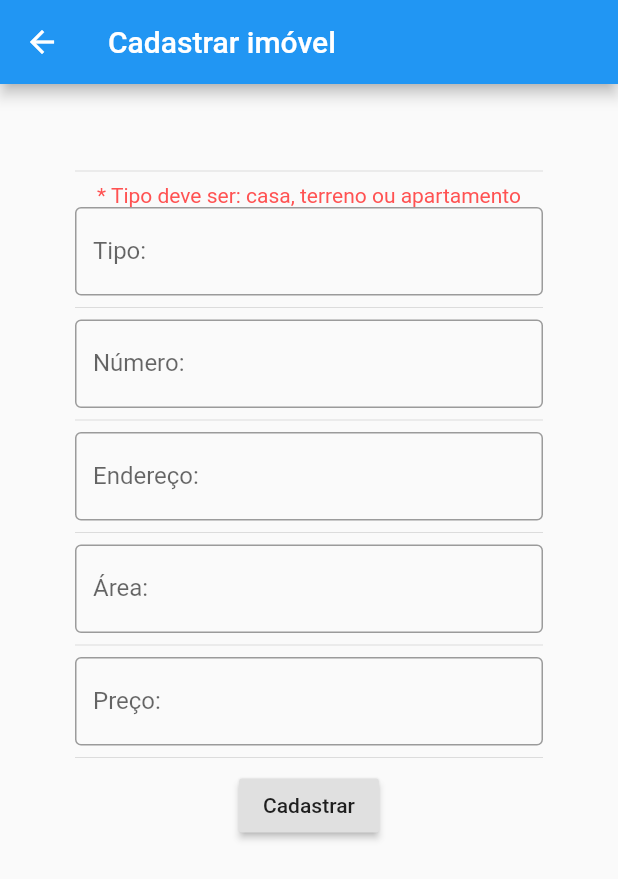
After one commit to ltrindadebr/p2-gerenciador-de-imoveis, a Flutter app: the Home screen opened directly, after a tap on "Cadastrar imóvel", on a phone screen of 412 x 824 dp. The commit adds this screen. Shown: the top 879 px of the screen. Run offline on Flutter 3.47's test engine with Material 2 defaults, Android fonts, the phone set to English and light mode, and no system bars; our stand-ins replace sqflite; accounts and stored records are empty.

Commit message:
Criada página para cadastrar imóvel e realizado ligação do formulário

```diff
--- a/lib/home.dart
+++ b/lib/home.dart
@@ -1,154 +1,61 @@
-// import 'dart:js';
-
 import 'package:flutter/material.dart';
-import 'package:prova_2/model/imovel.dart';
-
-import 'dao/imovelDao.dart';
+import 'pages/cadastro.dart';
 
 class Home extends StatefulWidget {
   @override
-  _HomeState createState() => _HomeState();
+  HomeState createState() => HomeState();
 }
 
-class _HomeState extends State<Home> {
-  TextEditingController tipoController = TextEditingController();
-  TextEditingController numeroController = TextEditingController();
-  TextEditingController nomeRuaController = TextEditingController();
-  TextEditingController areaTotalController = TextEditingController();
-  TextEditingController precoController = TextEditingController();
+class HomeState extends State<Home> {
+  void fazerLogin() {
 
-  ImovelDao _db = ImovelDao();
-
+  }
   void cadastrarImovel() {
-    setState(() async {
-      Imovel imovel = Imovel(
-        tipoController.text,
-        int.parse(numeroController.text),
-        nomeRuaController.text,
-        int.parse(areaTotalController.text),
-        double.parse(precoController.text)
-      );
-
-      int results = await _db.inserirImovel(imovel);
-      if (results != null) {
-        print('Imóvel cadastrado com sucesso.');
-      } else {
-        print('Falha ao cadastrar imóvel.');
-      }
-    });
-  }
-
-  List<Imovel> listaDeImoveis = List<Imovel>();
-
-  void listarImoveis() async {
-    List listImoveis = await _db.listarImoveis();
-    // print('Imoveis cadastrados: ' + listImoveis.toString());
-    List<Imovel> lista = List<Imovel>();
-    for(var item in listImoveis) {
-      Imovel i = Imovel.convertMAPToObject(item);
-      lista.add(i);
-    }
-
-    setState(() {
-      listaDeImoveis = lista;
-    });
-  }
-
-  void imovelRegisterPage() {
-    showDialog(
-      context: context,
-      builder: (context) {
-        return AlertDialog(
-          title: Text("Cadastrar imóvel"),
-          content: Column(
-            mainAxisSize: MainAxisSize.min,
-            children: [
-
-              TextFormField(
-                decoration: InputDecoration(
-                  labelText: 'Número:',
-                  hintText: 'Insira o número do imóvel',
-                ),
-                controller: numeroController,
-              ),
-
-              TextFormField(
-                decoration: InputDecoration(
-                  labelText: 'Endereço:',
-                  hintText: 'Insira o nome da rua do imóvel',
-                ),
-                controller: nomeRuaController,
-              ),
-
-              TextFormField(
-                decoration: InputDecoration(
-                  labelText: 'Área:',
-                  hintText: 'Insira a área total do imóvel',
-                ),
-                controller: areaTotalController,
-              ),
-
-              TextFormField(
-                decoration: InputDecoration(
-                  labelText: 'Preço:',
-                  hintText: 'Insira o preço do imóvel',
-                ),
-                controller: precoController,
-              )
-
-            ],
-          ),
-          actions: [
-            FlatButton(
-              child: Text("Cancelar"),
-              onPressed: () {
-                Navigator.pop(context);
-              },
-            ),
-            FlatButton(
-              child: Text("Cadastrar"),
-              onPressed: () {
-                cadastrarImovel();
-              },
-            ),
-          ],
-        );
-      }
+    Navigator.push(
+      context,
+      MaterialPageRoute(builder: (context) => Cadastro())
     );
   }
 
   @override
   Widget build(BuildContext context) {
-    // listarImoveis();
     return Scaffold(
       appBar: AppBar(
-        title: Text('Gerenciador de imóveis')
+        title: Text('Gerenciador de imóveis'),
       ),
-      body: Column(
-        children: [
-          Expanded(
-            child: ListView.builder(
-              itemCount: listaDeImoveis.length,
-              itemBuilder: (context, index) {
-                final Imovel imovel = listaDeImoveis[index];
-                return Card(
-                  child: ListTile(
-                    title: Text(imovel.tipo + ' - ' + imovel.areatotal.toString() + 'm²'),
-                    subtitle: Text('Rua: ' + imovel.nomerua + ' nº ' + imovel.numero.toString() + '\nPreço: RS' + imovel.preco.toString()),
-                  ),
-                );
+      body: Padding(
+        padding: const EdgeInsets.all(50.0),
+        child: Column(
+          children: <Widget> [
+            Divider(),
+            RaisedButton(
+              onPressed: () {
+                cadastrarImovel();
               },
+              child: Text('Cadastrar imóvel')
             ),
-          )
-        ],
-      ),
-      floatingActionButton: FloatingActionButton(
-        onPressed: () {
-          imovelRegisterPage();
-        },
-        child: Icon(Icons.add)
-      ),
-
+            RaisedButton(
+              onPressed: () {
+                fazerLogin();
+              },
+              child: Text('Listar imóveis')
+            ),
+            RaisedButton(
+              onPressed: () {
+                fazerLogin();
+              },
+              child: Text('Editar imóveis')
+            ),
+            RaisedButton(
+              onPressed: () {
+                fazerLogin();
+              },
+              child: Text('Excluir imóveis')
+            ),
+            Divider(),
+          ],
+        )
+      )
     );
   }
 }
--- /dev/null
+++ b/lib/pages/cadastro.dart
@@ -0,0 +1,133 @@
+import 'package:flutter/material.dart';
+import 'package:prova_2/model/imovel.dart';
+import '../dao/imovelDao.dart';
+
+class Cadastro extends StatefulWidget {
+  @override
+  CadastroState createState() => CadastroState();
+}
+
+class CadastroState extends State<Cadastro> {
+  TextEditingController tipoController = TextEditingController();
+  TextEditingController numeroController = TextEditingController();
+  TextEditingController nomeRuaController = TextEditingController();
+  TextEditingController areaTotalController = TextEditingController();
+  TextEditingController precoController = TextEditingController();
+
+  ImovelDao _db = ImovelDao();
+  String mensagemCadastro = '';
+
+  void cadastrarImovel() {
+    if (
+      (
+        tipoController.text != 'casa' &&
+        tipoController.text != 'terreno' &&
+        tipoController.text != 'apartamento'
+      ) ||
+      numeroController.text == '' ||
+      nomeRuaController.text == '' ||
+      areaTotalController.text == '' ||
+      precoController.text == ''
+      ) {
+      setState(() {
+        mensagemCadastro = 'Você precisa preencher todos os campos para cadastrar!';
+      });
+    } else {
+      setState(() async {
+        mensagemCadastro = '';
+
+        Imovel imovel = Imovel(
+          tipoController.text,
+          int.parse(numeroController.text),
+          nomeRuaController.text,
+          int.parse(areaTotalController.text),
+          double.parse(precoController.text)
+        );
+
+        int results = await _db.inserirImovel(imovel);
+        if (results != null) {
+          print('Imóvel cadastrado com sucesso.');
+          Navigator.pop(context);
+        } else {
+          mensagemCadastro = 'Falha ao cadastrar imóvel';
+        }
+      });
+    }
+  }
+
+  @override
+  Widget build(BuildContext context) {
+    return Scaffold(
+      appBar: AppBar(
+        title: Text('Cadastrar imóvel'),
+      ),
+      body: Padding(
+        padding: const EdgeInsets.all(50.0),
+        child: Column(
+          children: <Widget> [
+            Divider(),
+            Text(
+              '* Tipo deve ser: casa, terreno ou apartamento',
+              style: TextStyle(fontSize: 14, color: Colors.redAccent),
+            ),
+            TextFormField(
+              decoration: InputDecoration(
+                labelText: 'Tipo:',
+                hintText: 'Insira o número do imóvel',
+                border: OutlineInputBorder()
+              ),
+              controller: tipoController,
+            ),
+            Divider(),
+            TextFormField(
+              decoration: InputDecoration(
+                labelText: 'Número:',
+                hintText: 'Insira o número do imóvel',
+                border: OutlineInputBorder()
+              ),
+              controller: numeroController,
+            ),
+            Divider(),
+            TextFormField(
+              decoration: InputDecoration(
+                labelText: 'Endereço:',
+                hintText: 'Insira o nome da rua do imóvel',
+                border: OutlineInputBorder()
+              ),
+              controller: nomeRuaController,
+            ),
+          Divider(),
+            TextFormField(
+              decoration: InputDecoration(
+                labelText: 'Área:',
+                hintText: 'Insira a área total do imóvel',
+                border: OutlineInputBorder()
+              ),
+              controller: areaTotalController,
+            ),
+            Divider(),
+            TextFormField(
+              decoration: InputDecoration(
+                labelText: 'Preço:',
+                hintText: 'Insira o preço do imóvel',
+                border: OutlineInputBorder()
+              ),
+              controller: precoController,
+            ),
+            Divider(),
+            RaisedButton(
+              onPressed: () {
+                cadastrarImovel();
+              },
+              child: Text('Cadastrar')
+            ),
+            Text(
+              mensagemCadastro,
+              style: TextStyle(fontSize: 14, color: Colors.redAccent),
+            ),
+          ],
+        )
+      )
+    );
+  }
+}
```
Also changed, not shown: lib/oldHome.dart (added, +154 -0 lines).
